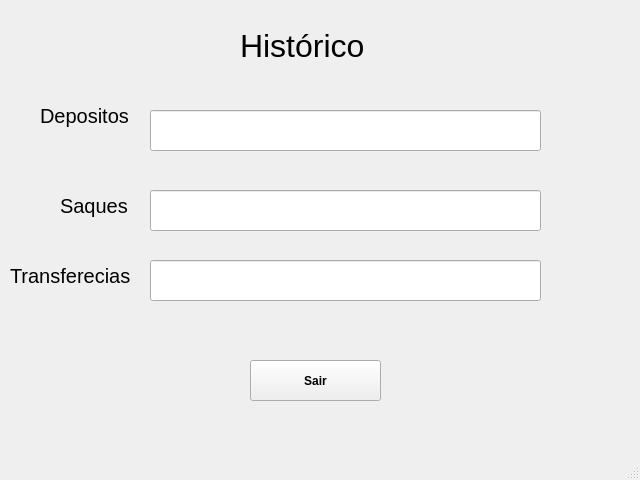
Qt form Interface/telas/telaHistorico.ui (cdanielss/pooII) before a commit.
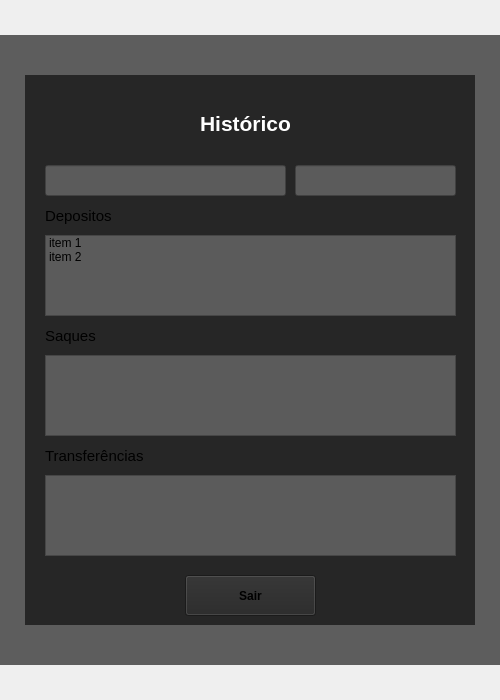
The same form after that commit.

```diff
--- a/Interface/telas/telaHistorico.ui
+++ b/Interface/telas/telaHistorico.ui
@@ -6,137 +6,283 @@
    <rect>
     <x>0</x>
     <y>0</y>
-    <width>640</width>
-    <height>480</height>
+    <width>500</width>
+    <height>700</height>
    </rect>
   </property>
+  <property name="minimumSize">
+   <size>
+    <width>500</width>
+    <height>700</height>
+   </size>
+  </property>
   <property name="windowTitle">
    <string>MainWindow</string>
   </property>
   <widget class="QWidget" name="centralwidget">
-   <widget class="QLabel" name="label">
-    <property name="geometry">
-     <rect>
-      <x>240</x>
-      <y>30</y>
-      <width>141</width>
-      <height>31</height>
-     </rect>
+   <layout class="QVBoxLayout" name="verticalLayout">
+    <property name="spacing">
+     <number>0</number>
     </property>
-    <property name="font">
-     <font>
-      <pointsize>24</pointsize>
-     </font>
+    <property name="leftMargin">
+     <number>0</number>
     </property>
-    <property name="text">
-     <string>Histórico</string>
+    <property name="topMargin">
+     <number>0</number>
     </property>
-   </widget>
-   <widget class="QLabel" name="label_2">
-    <property name="geometry">
-     <rect>
-      <x>40</x>
-      <y>100</y>
-      <width>141</width>
-      <height>31</height>
-     </rect>
+    <property name="rightMargin">
+     <number>0</number>
     </property>
-    <property name="font">
-     <font>
-      <pointsize>15</pointsize>
-     </font>
+    <property name="bottomMargin">
+     <number>0</number>
     </property>
-    <property name="text">
-     <string>Depositos</string>
-    </property>
-   </widget>
-   <widget class="QLineEdit" name="lineEdit">
-    <property name="geometry">
-     <rect>
-      <x>150</x>
-      <y>110</y>
-      <width>391</width>
-      <height>41</height>
-     </rect>
-    </property>
-   </widget>
-   <widget class="QLabel" name="label_3">
-    <property name="geometry">
-     <rect>
-      <x>60</x>
-      <y>190</y>
-      <width>141</width>
-      <height>31</height>
-     </rect>
-    </property>
-    <property name="font">
-     <font>
-      <pointsize>15</pointsize>
-     </font>
-    </property>
-    <property name="text">
-     <string>Saques</string>
-    </property>
-   </widget>
-   <widget class="QLineEdit" name="lineEdit_2">
-    <property name="geometry">
-     <rect>
-      <x>150</x>
-      <y>190</y>
-      <width>391</width>
-      <height>41</height>
-     </rect>
-    </property>
-   </widget>
-   <widget class="QLabel" name="label_4">
-    <property name="geometry">
-     <rect>
-      <x>10</x>
-      <y>260</y>
-      <width>141</width>
-      <height>31</height>
-     </rect>
-    </property>
-    <property name="font">
-     <font>
-      <pointsize>15</pointsize>
-     </font>
-    </property>
-    <property name="text">
-     <string>Transferecias</string>
-    </property>
-   </widget>
-   <widget class="QLineEdit" name="lineEdit_3">
-    <property name="geometry">
-     <rect>
-      <x>150</x>
-      <y>260</y>
-      <width>391</width>
-      <height>41</height>
-     </rect>
-    </property>
-   </widget>
-   <widget class="QPushButton" name="pushButton_6">
-    <property name="geometry">
-     <rect>
-      <x>250</x>
-      <y>360</y>
-      <width>131</width>
-      <height>41</height>
-     </rect>
-    </property>
-    <property name="font">
-     <font>
-      <weight>75</weight>
-      <bold>true</bold>
-     </font>
-    </property>
-    <property name="text">
-     <string>Sair</string>
-    </property>
-   </widget>
+    <item>
+     <widget class="QFrame" name="frame">
+      <property name="maximumSize">
+       <size>
+        <width>16777215</width>
+        <height>35</height>
+       </size>
+      </property>
+      <property name="frameShape">
+       <enum>QFrame::NoFrame</enum>
+      </property>
+      <property name="frameShadow">
+       <enum>QFrame::Raised</enum>
+      </property>
+      <layout class="QHBoxLayout" name="horizontalLayout_2">
+       <property name="spacing">
+        <number>0</number>
+       </property>
+       <property name="leftMargin">
+        <number>0</number>
+       </property>
+       <property name="topMargin">
+        <number>5</number>
+       </property>
+       <property name="rightMargin">
+        <number>0</number>
+       </property>
+       <property name="bottomMargin">
+        <number>0</number>
+       </property>
+      </layout>
+     </widget>
+    </item>
+    <item>
+     <widget class="QFrame" name="frame_2">
+      <property name="styleSheet">
+       <string notr="true">background-color: rgb(255, 255, 255);
+background-color: rgb(93, 93, 93);</string>
+      </property>
+      <property name="frameShape">
+       <enum>QFrame::NoFrame</enum>
+      </property>
+      <property name="frameShadow">
+       <enum>QFrame::Raised</enum>
+      </property>
+      <layout class="QHBoxLayout" name="horizontalLayout">
+       <item>
+        <widget class="QFrame" name="frame_4">
+         <property name="maximumSize">
+          <size>
+           <width>450</width>
+           <height>550</height>
+          </size>
+         </property>
+         <property name="styleSheet">
+          <string notr="true">background-color: rgb(38, 38, 38);</string>
+         </property>
+         <property name="frameShape">
+          <enum>QFrame::NoFrame</enum>
+         </property>
+         <property name="frameShadow">
+          <enum>QFrame::Raised</enum>
+         </property>
+         <widget class="QLabel" name="label">
+          <property name="geometry">
+           <rect>
+            <x>0</x>
+            <y>30</y>
+            <width>441</width>
+            <height>37</height>
+           </rect>
+          </property>
+          <property name="minimumSize">
+           <size>
+            <width>0</width>
+            <height>0</height>
+           </size>
+          </property>
+          <property name="maximumSize">
+           <size>
+            <width>16777215</width>
+            <height>50</height>
+           </size>
+          </property>
+          <property name="styleSheet">
+           <string notr="true">color: rgb(255, 255, 255);</string>
+          </property>
+          <property name="text">
+           <string>&lt;html&gt;&lt;head/&gt;&lt;body&gt;&lt;p align=&quot;center&quot;&gt;&lt;span style=&quot; font-size:16pt; font-weight:600;&quot;&gt;Histórico&lt;/span&gt;&lt;/p&gt;&lt;/body&gt;&lt;/html&gt;</string>
+          </property>
+         </widget>
+         <widget class="QLineEdit" name="campo_cpf">
+          <property name="geometry">
+           <rect>
+            <x>270</x>
+            <y>90</y>
+            <width>161</width>
+            <height>31</height>
+           </rect>
+          </property>
+          <property name="styleSheet">
+           <string notr="true">background-color: rgb(91, 91, 91);</string>
+          </property>
+         </widget>
+         <widget class="QLineEdit" name="campo_nome">
+          <property name="geometry">
+           <rect>
+            <x>20</x>
+            <y>90</y>
+            <width>241</width>
+            <height>31</height>
+           </rect>
+          </property>
+          <property name="styleSheet">
+           <string notr="true">background-color: rgb(91, 91, 91);</string>
+          </property>
+         </widget>
+         <widget class="QPushButton" name="botao_sair">
+          <property name="geometry">
+           <rect>
+            <x>160</x>
+            <y>500</y>
+            <width>131</width>
+            <height>41</height>
+           </rect>
+          </property>
+          <property name="font">
+           <font>
+            <weight>75</weight>
+            <bold>true</bold>
+           </font>
+          </property>
+          <property name="text">
+           <string>Sair</string>
+          </property>
+         </widget>
+         <widget class="QListWidget" name="campoLista_depositos">
+          <property name="geometry">
+           <rect>
+            <x>20</x>
+            <y>160</y>
+            <width>411</width>
+            <height>81</height>
+           </rect>
+          </property>
+          <property name="styleSheet">
+           <string notr="true">background-color: rgb(91, 91, 91);</string>
+          </property>
+          <item>
+           <property name="text">
+            <string>item 1</string>
+           </property>
+          </item>
+          <item>
+           <property name="text">
+            <string>item 2</string>
+           </property>
+          </item>
+         </widget>
+         <widget class="QLabel" name="label_3">
+          <property name="geometry">
+           <rect>
+            <x>20</x>
+            <y>130</y>
+            <width>91</width>
+            <height>22</height>
+           </rect>
+          </property>
+          <property name="text">
+           <string>&lt;html&gt;&lt;head/&gt;&lt;body&gt;&lt;p&gt;&lt;span style=&quot; font-size:11pt;&quot;&gt;Depositos&lt;/span&gt;&lt;/p&gt;&lt;/body&gt;&lt;/html&gt;</string>
+          </property>
+         </widget>
+         <widget class="QLabel" name="label_4">
+          <property name="geometry">
+           <rect>
+            <x>20</x>
+            <y>250</y>
+            <width>91</width>
+            <height>22</height>
+           </rect>
+          </property>
+          <property name="text">
+           <string>&lt;html&gt;&lt;head/&gt;&lt;body&gt;&lt;p&gt;&lt;span style=&quot; font-size:11pt;&quot;&gt;Saques&lt;/span&gt;&lt;/p&gt;&lt;/body&gt;&lt;/html&gt;</string>
+          </property>
+         </widget>
+         <widget class="QListWidget" name="campoLista_saques">
+          <property name="geometry">
+           <rect>
+            <x>20</x>
+            <y>280</y>
+            <width>411</width>
+            <height>81</height>
+           </rect>
+          </property>
+          <property name="styleSheet">
+           <string notr="true">background-color: rgb(91, 91, 91);</string>
+          </property>
+         </widget>
+         <widget class="QLabel" name="label_5">
+          <property name="geometry">
+           <rect>
+            <x>20</x>
+            <y>370</y>
+            <width>131</width>
+            <height>22</height>
+           </rect>
+          </property>
+          <property name="text">
+           <string>&lt;html&gt;&lt;head/&gt;&lt;body&gt;&lt;p&gt;&lt;span style=&quot; font-size:11pt;&quot;&gt;Transferências&lt;/span&gt;&lt;/p&gt;&lt;/body&gt;&lt;/html&gt;</string>
+          </property>
+         </widget>
+         <widget class="QListWidget" name="campoLista_transferencias">
+          <property name="geometry">
+           <rect>
+            <x>20</x>
+            <y>400</y>
+            <width>411</width>
+            <height>81</height>
+           </rect>
+          </property>
+          <property name="styleSheet">
+           <string notr="true">background-color: rgb(91, 91, 91);</string>
+          </property>
+         </widget>
+        </widget>
+       </item>
+      </layout>
+     </widget>
+    </item>
+    <item>
+     <widget class="QFrame" name="frame_3">
+      <property name="maximumSize">
+       <size>
+        <width>16777215</width>
+        <height>35</height>
+       </size>
+      </property>
+      <property name="frameShape">
+       <enum>QFrame::NoFrame</enum>
+      </property>
+      <property name="frameShadow">
+       <enum>QFrame::Raised</enum>
+      </property>
+     </widget>
+    </item>
+   </layout>
   </widget>
-  <widget class="QStatusBar" name="statusbar"/>
  </widget>
  <resources/>
  <connections/>
```
